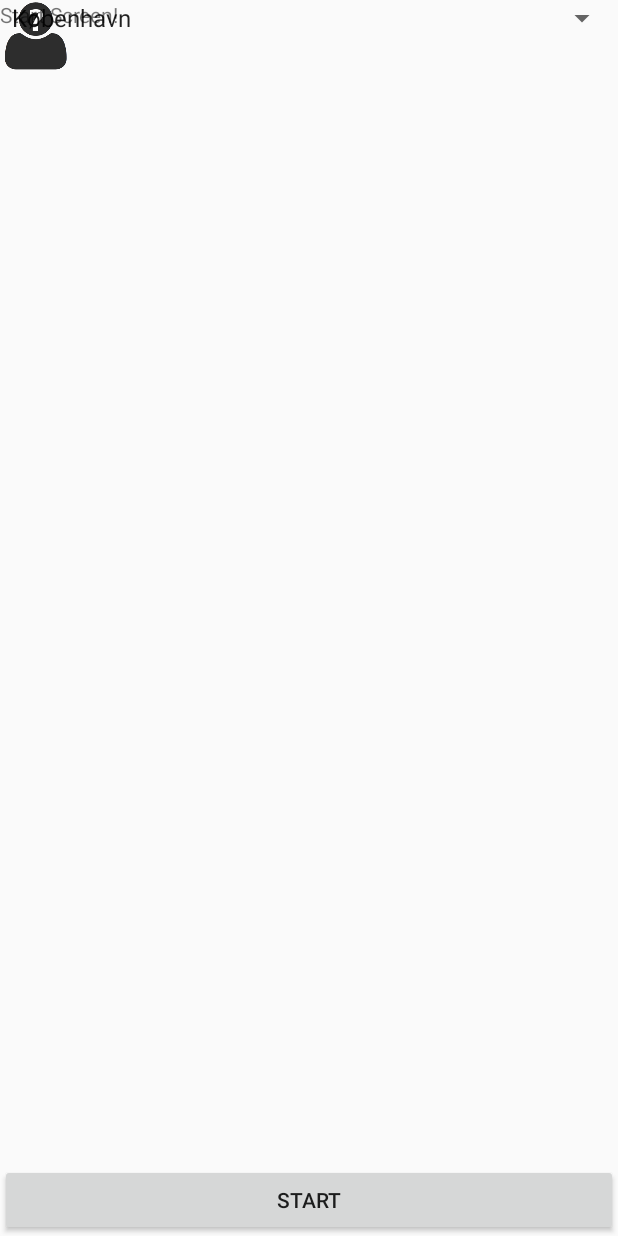
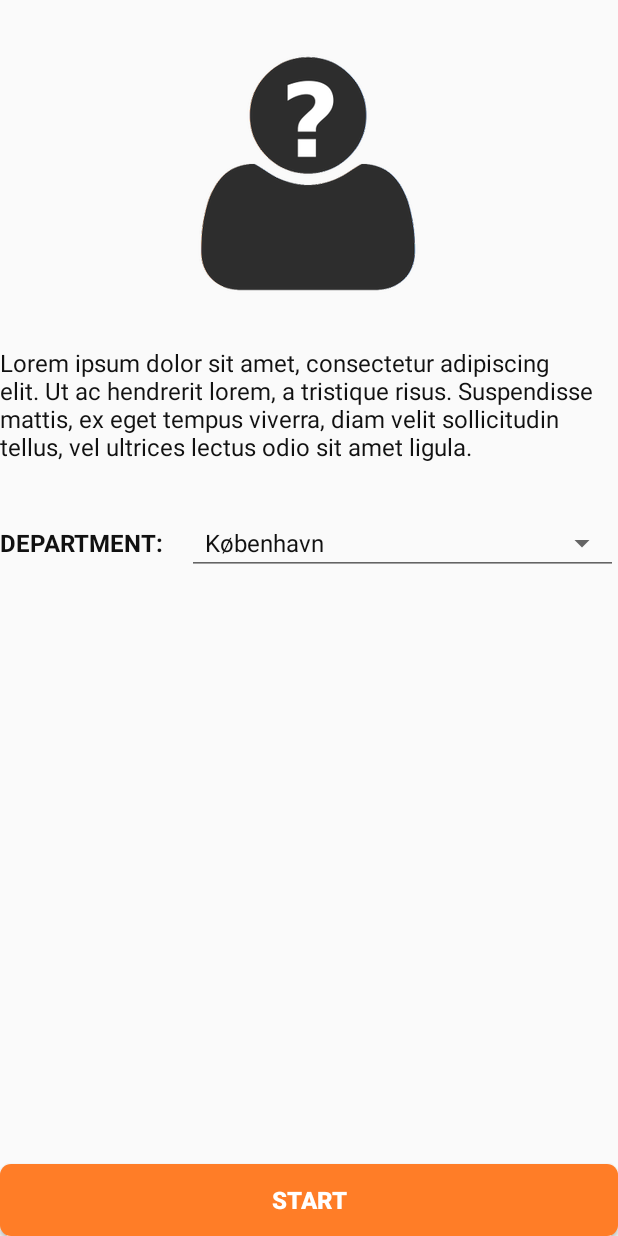
Before and after one commit to ckjeldgaard/NameQuiz, an Android app: the layout start_screen.xml on its own in the app's theme, with its tools: preview values and no code run, on a phone screen of 412 x 824 dp. Run offline under Robolectric (Android 15) with nearby library versions, the light colour scheme and no system bars.

Commit message:
Styled start screen

```diff
--- /dev/null
+++ b/app/src/main/res/drawable/app_btn.xml
@@ -0,0 +1,14 @@
+<?xml version="1.0" encoding="utf-8"?>
+<selector xmlns:android="http://schemas.android.com/apk/res/android">
+    <item
+        android:state_focused="true"
+        android:state_pressed="true"
+        android:drawable="@drawable/button_shape_alt" />
+
+    <item
+        android:state_focused="false"
+        android:state_pressed="true"
+        android:drawable="@drawable/button_shape_alt" />
+
+    <item android:drawable="@drawable/button_shape" />
+</selector>
--- /dev/null
+++ b/app/src/main/res/drawable/button_shape.xml
@@ -0,0 +1,15 @@
+<?xml version="1.0" encoding="utf-8"?>
+<shape xmlns:android="http://schemas.android.com/apk/res/android" android:shape="rectangle" >
+    <corners
+        android:radius="7dp"
+        />
+    <solid
+        android:color="@color/colorAccent"
+        />
+    <padding
+        android:left="10dp"
+        android:top="5dp"
+        android:right="10dp"
+        android:bottom="5dp"
+        />
+</shape>
--- /dev/null
+++ b/app/src/main/res/drawable/button_shape_alt.xml
@@ -0,0 +1,15 @@
+<?xml version="1.0" encoding="utf-8"?>
+<shape xmlns:android="http://schemas.android.com/apk/res/android" android:shape="rectangle" >
+    <corners
+        android:radius="7dp"
+        />
+    <solid
+        android:color="@color/darkOrange"
+        />
+    <padding
+        android:left="10dp"
+        android:top="5dp"
+        android:right="10dp"
+        android:bottom="5dp"
+        />
+</shape>
--- /dev/null
+++ b/app/src/main/res/layout/spinner_item.xml
@@ -0,0 +1,8 @@
+<?xml version="1.0" encoding="utf-8"?>
+<TextView xmlns:android="http://schemas.android.com/apk/res/android"
+    android:id="@android:id/text1"
+    android:layout_width="match_parent"
+    android:layout_height="match_parent"
+    android:background="@color/lightGray"
+    android:padding="5dp"
+    />
--- a/app/src/main/res/layout/start_screen.xml
+++ b/app/src/main/res/layout/start_screen.xml
@@ -8,25 +8,56 @@
         android:layout_width="wrap_content"
         android:layout_height="wrap_content"
         android:id="@+id/image"
-        android:src="@mipmap/ic_launcher"
+        android:src="@mipmap/name_quiz"
+        android:layout_alignParentTop="true"
+        android:layout_marginTop="@dimen/start_screen_vertical_margin"
+        android:layout_marginBottom="@dimen/start_screen_vertical_margin"
+        android:layout_centerHorizontal="true"
         />
 
     <TextView
+        android:id="@+id/text_start_screen"
         android:layout_width="wrap_content"
         android:layout_height="wrap_content"
-        android:text="Start Screen!"
-        android:id="@+id/textView" />
+        android:text="@string/start_screen_text"
+        android:layout_below="@+id/image"
+        android:layout_marginBottom="@dimen/start_screen_vertical_margin"
+        />
 
-    <Spinner
+    <LinearLayout
+        android:id="@+id/select_department"
         android:layout_width="match_parent"
         android:layout_height="wrap_content"
-        android:id="@+id/department_spinner" />
+        android:orientation="horizontal"
+        android:layout_below="@+id/text_start_screen"
+        >
+
+        <TextView
+            android:id="@+id/text_department"
+            android:layout_width="wrap_content"
+            android:layout_height="wrap_content"
+            android:text="@string/select_department"
+            android:layout_marginEnd="@dimen/activity_horizontal_margin"
+            android:textAllCaps="true"
+            android:textStyle="bold"
+            />
+
+        <Spinner
+            android:id="@+id/department_spinner"
+            android:layout_width="match_parent"
+            android:layout_height="wrap_content"
+            style="@style/Base.Widget.AppCompat.Spinner.Underlined"
+            />
+    </LinearLayout>
 
     <Button
         android:layout_width="match_parent"
         android:layout_height="wrap_content"
-        android:text="Start"
+        android:text="@string/start_screen_button_text"
         android:layout_alignParentBottom="true"
+        android:background="@drawable/app_btn"
+        android:textColor="@color/white"
+        android:textStyle="bold"
         />
 
 </com.trifork.ckp.namequiz.start.StartView>
--- a/app/src/main/res/values/colors.xml
+++ b/app/src/main/res/values/colors.xml
@@ -3,4 +3,7 @@
     <color name="colorPrimary">#2D2D2D</color>
     <color name="colorPrimaryDark">#111111</color>
     <color name="colorAccent">#FF7D27</color>
+    <color name="lightGray">#eeeeee</color>
+    <color name="white">#ffffff</color>
+    <color name="darkOrange">#ff6701</color>
 </resources>
--- a/app/src/main/res/values/dimens.xml
+++ b/app/src/main/res/values/dimens.xml
@@ -2,4 +2,5 @@
     <!-- Default screen margins, per the Android Design guidelines. -->
     <dimen name="activity_horizontal_margin">16dp</dimen>
     <dimen name="activity_vertical_margin">16dp</dimen>
+    <dimen name="start_screen_vertical_margin">32dp</dimen>
 </resources>
--- a/app/src/main/res/values/strings.xml
+++ b/app/src/main/res/values/strings.xml
@@ -1,3 +1,6 @@
 <resources>
     <string name="app_name">Name Quiz</string>
+    <string name="start_screen_text">Lorem ipsum dolor sit amet, consectetur adipiscing elit. Ut ac hendrerit lorem, a tristique risus. Suspendisse mattis, ex eget tempus viverra, diam velit sollicitudin tellus, vel ultrices lectus odio sit amet ligula.</string>
+    <string name="select_department">Department:</string>
+    <string name="start_screen_button_text">Start</string>
 </resources>
--- a/app/src/main/res/values/styles.xml
+++ b/app/src/main/res/values/styles.xml
@@ -6,6 +6,9 @@
         <item name="colorPrimary">@color/colorPrimary</item>
         <item name="colorPrimaryDark">@color/colorPrimaryDark</item>
         <item name="colorAccent">@color/colorAccent</item>
+
+        <item name="android:textColor">@color/colorPrimaryDark</item>
+        <item name="android:textSize">16sp</item>
     </style>
 
 </resources>
```
Also changed, not shown: app/src/main/res/mipmap-hdpi/name_quiz.png (added), app/src/main/res/mipmap-mdpi/name_quiz.png (added), app/src/main/res/mipmap-xhdpi/name_quiz.png (added).
